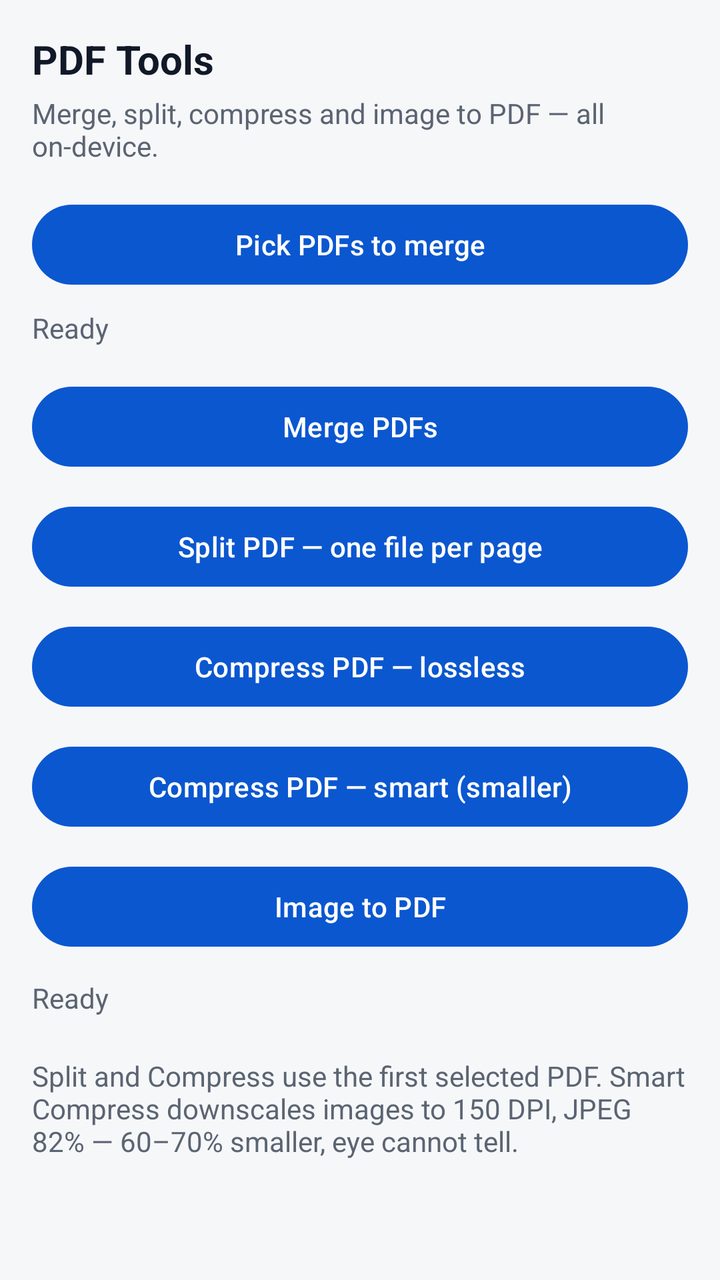
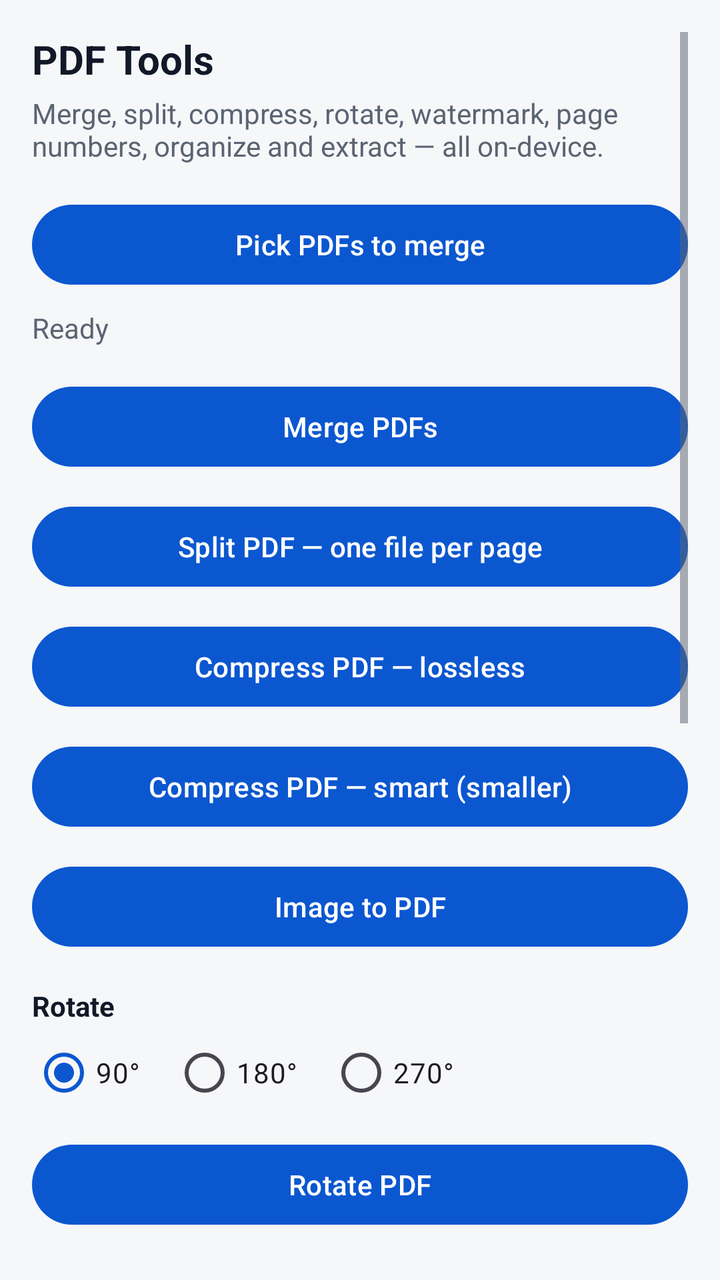

Before-and-after screenshots of an Android layout around one commit, followed by the original layout XML and the change that was made.
<!-- AndroidManifest.xml: application theme Theme.Hakunaa -->
<!-- res/layout/activity_pdf_tools.xml -->
<?xml version="1.0" encoding="utf-8"?>
<ScrollView xmlns:android="http://schemas.android.com/apk/res/android"
    android:layout_width="match_parent"
    android:layout_height="match_parent"
    android:background="@color/hakunaa_background"
    android:padding="16dp">

    <LinearLayout
        android:layout_width="match_parent"
        android:layout_height="wrap_content"
        android:orientation="vertical">

        <TextView
            android:layout_width="wrap_content"
            android:layout_height="wrap_content"
            android:text="@string/card_pdf_title"
            android:textColor="@color/hakunaa_text"
            android:textSize="20sp"
            android:textStyle="bold" />

        <TextView
            android:layout_width="wrap_content"
            android:layout_height="wrap_content"
            android:layout_marginTop="4dp"
            android:text="Merge, split, compress and image to PDF — all on-device."
            android:textColor="@color/hakunaa_text_secondary" />

        <com.google.android.material.button.MaterialButton
            android:id="@+id/btnPickPdfs"
            android:layout_width="match_parent"
            android:layout_height="wrap_content"
            android:layout_marginTop="16dp"
            android:text="@string/pick_pdfs" />

        <TextView
            android:id="@+id/tvFiles"
            android:layout_width="wrap_content"
            android:layout_height="wrap_content"
            android:layout_marginTop="8dp"
            android:text="@string/ready"
            android:textColor="@color/hakunaa_text_secondary" />

        <com.google.android.material.button.MaterialButton
            android:id="@+id/btnMerge"
            android:layout_width="match_parent"
            android:layout_height="wrap_content"
            android:layout_marginTop="16dp"
            android:text="@string/merge_pdfs" />

        <com.google.android.material.button.MaterialButton
            android:id="@+id/btnSplit"
            android:layout_width="match_parent"
            android:layout_height="wrap_content"
            android:layout_marginTop="12dp"
            android:text="Split PDF — one file per page" />

        <com.google.android.material.button.MaterialButton
            android:id="@+id/btnCompressPdf"
            android:layout_width="match_parent"
            android:layout_height="wrap_content"
            android:layout_marginTop="12dp"
            android:text="Compress PDF — lossless" />

        <com.google.android.material.button.MaterialButton
            android:id="@+id/btnCompressSmart"
            android:layout_width="match_parent"
            android:layout_height="wrap_content"
            android:layout_marginTop="12dp"
            android:text="Compress PDF — smart (smaller)" />

        <com.google.android.material.button.MaterialButton
            android:id="@+id/btnImageToPdf"
            android:layout_width="match_parent"
            android:layout_height="wrap_content"
            android:layout_marginTop="12dp"
            android:text="Image to PDF" />

        <TextView
            android:id="@+id/tvStatus"
            android:layout_width="wrap_content"
            android:layout_height="wrap_content"
            android:layout_marginTop="12dp"
            android:text="@string/ready"
            android:textColor="@color/hakunaa_text_secondary" />

        <TextView
            android:layout_width="wrap_content"
            android:layout_height="wrap_content"
            android:layout_marginTop="20dp"
            android:text="Split and Compress use the first selected PDF. Smart Compress downscales images to 150 DPI, JPEG 82% — 60–70% smaller, eye cannot tell."
            android:textColor="@color/hakunaa_text_secondary" />
    </LinearLayout>
</ScrollView>
<!-- resources referenced by this layout -->
<resources>
  <color name="hakunaa_background">#F6F7F9</color>
  <color name="hakunaa_text">#111827</color>
  <color name="hakunaa_text_secondary">#5B6472</color>
  <string name="card_pdf_title">PDF Tools</string>
  <string name="merge_pdfs">Merge PDFs</string>
  <string name="pick_pdfs">Pick PDFs to merge</string>
  <string name="ready">Ready</string>
  <style name="Theme.Hakunaa" parent="Theme.Material3.Light.NoActionBar">
          <item name="colorPrimary">@color/hakunaa_primary</item>
          <item name="colorPrimaryDark">@color/hakunaa_primary_dark</item>
          <item name="colorOnPrimary">@color/hakunaa_on_primary</item>
          <item name="android:windowBackground">@color/hakunaa_background</item>
          <item name="colorSurface">@color/hakunaa_surface</item>
          <item name="android:textColorPrimary">@color/hakunaa_text</item>
          <item name="android:textColorSecondary">@color/hakunaa_text_secondary</item>
      </style>
  <color name="hakunaa_primary">#0B57D0</color>
  <color name="hakunaa_primary_dark">#0842A0</color>
  <color name="hakunaa_on_primary">#FFFFFF</color>
  <color name="hakunaa_surface">#FFFFFF</color>
</resources>

<!-- the commit's change to res/layout/activity_pdf_tools.xml (unified diff, before → after) -->
@@ -22,7 +22,7 @@
             android:layout_width="wrap_content"
             android:layout_height="wrap_content"
             android:layout_marginTop="4dp"
-            android:text="Merge, split, compress and image to PDF — all on-device."
+            android:text="Merge, split, compress, rotate, watermark, page numbers, organize and extract — all on-device."
             android:textColor="@color/hakunaa_text_secondary" />
 
         <com.google.android.material.button.MaterialButton
@@ -76,6 +76,100 @@
             android:text="Image to PDF" />
 
         <TextView
+            android:layout_width="wrap_content"
+            android:layout_height="wrap_content"
+            android:layout_marginTop="16dp"
+            android:text="Rotate"
+            android:textColor="@color/hakunaa_text"
+            android:textStyle="bold" />
+
+        <RadioGroup
+            android:id="@+id/rgRotate"
+            android:layout_width="match_parent"
+            android:layout_height="wrap_content"
+            android:orientation="horizontal">
+
+            <RadioButton
+                android:id="@+id/rbRotate90"
+                android:layout_width="wrap_content"
+                android:layout_height="wrap_content"
+                android:checked="true"
+                android:text="90°" />
+
+            <RadioButton
+                android:id="@+id/rbRotate180"
+                android:layout_width="wrap_content"
+                android:layout_height="wrap_content"
+                android:layout_marginStart="16dp"
+                android:text="180°" />
+
+            <RadioButton
+                android:id="@+id/rbRotate270"
+                android:layout_width="wrap_content"
+                android:layout_height="wrap_content"
+                android:layout_marginStart="16dp"
+                android:text="270°" />
+        </RadioGroup>
+
+        <com.google.android.material.button.MaterialButton
+            android:id="@+id/btnRotate"
+            android:layout_width="match_parent"
+            android:layout_height="wrap_content"
+            android:layout_marginTop="8dp"
+            android:text="Rotate PDF" />
+
+        <com.google.android.material.textfield.TextInputEditText
+            android:id="@+id/etWatermark"
+            android:layout_width="match_parent"
+            android:layout_height="wrap_content"
+            android:layout_marginTop="16dp"
+            android:hint="Watermark text (e.g. CONFIDENTIAL)"
+            android:inputType="text" />
+
+        <com.google.android.material.button.MaterialButton
+            android:id="@+id/btnWatermark"
+            android:layout_width="match_parent"
+            android:layout_height="wrap_content"
+            android:layout_marginTop="8dp"
+            android:text="Add Watermark" />
+
+        <com.google.android.material.button.MaterialButton
+            android:id="@+id/btnPageNumbers"
+            android:layout_width="match_parent"
+            android:layout_height="wrap_content"
+            android:layout_marginTop="12dp"
+            android:text="Add Page Numbers" />
+
+        <com.google.android.material.textfield.TextInputEditText
+            android:id="@+id/etPages"
+            android:layout_width="match_parent"
+            android:layout_height="wrap_content"
+            android:layout_marginTop="16dp"
+            android:hint="Pages, e.g. 1,3,5-7"
+            android:inputType="text" />
+
+        <com.google.android.material.button.MaterialButton
+            android:id="@+id/btnDeletePages"
+            android:layout_width="match_parent"
+            android:layout_height="wrap_content"
+            android:layout_marginTop="8dp"
+            android:text="Delete Pages" />
+
+        <com.google.android.material.button.MaterialButton
+            android:id="@+id/btnExtractPages"
+            android:layout_width="match_parent"
+            android:layout_height="wrap_content"
+            android:layout_marginTop="12dp"
+            android:text="Extract Pages to new PDF" />
+
+        <com.google.android.material.button.MaterialButton
+            android:id="@+id/btnExtractImages"
+            android:layout_width="match_parent"
+            android:layout_height="wrap_content"
+            android:layout_marginTop="12dp"
+            android:text="Extract Images" />
+
+        <TextView
             android:id="@+id/tvStatus"
             android:layout_width="wrap_content"
             android:layout_height="wrap_content"
